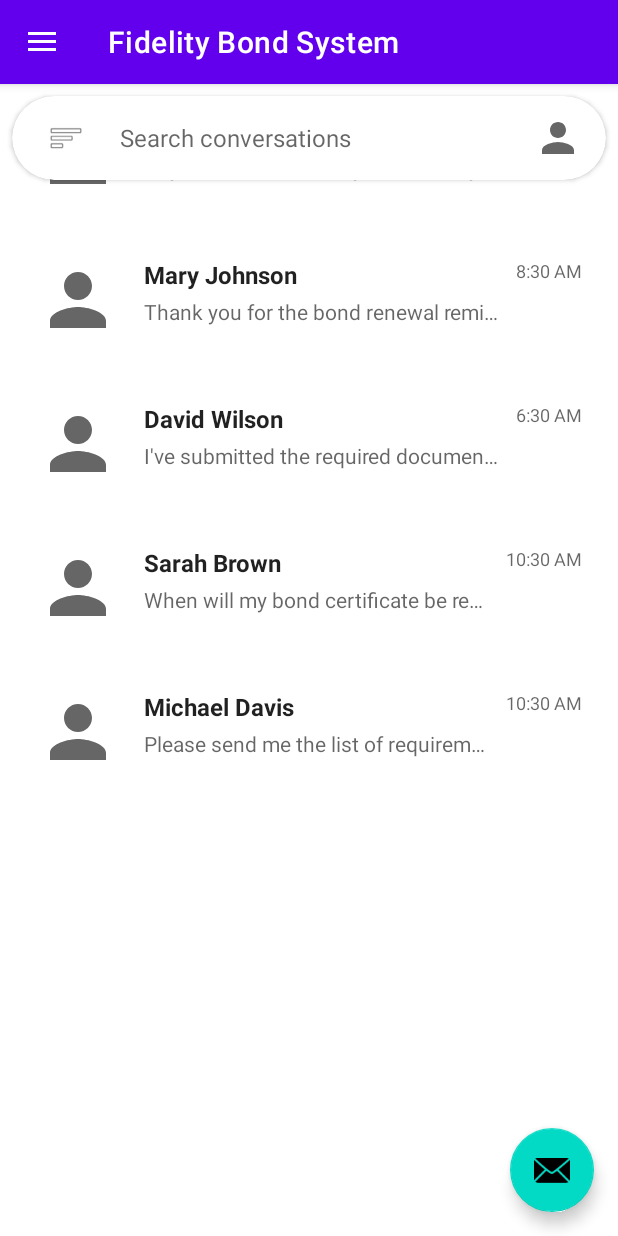
After one commit to undiaxinus/FidelityBondMobile, an Android app: the fragment SmsFragment placed in its activity, on a phone screen of 412 x 824 dp. The commit adds this screen. Run offline under Robolectric (Android 15) with nearby library versions, the phone set to English and light mode, and no system bars; our stand-ins replace CircleImageView.

Commit message:
Add SMS Fragment and Navigation Menu Item
- Add CircleImageView library for enhanced UI
- Implement SMS fragment navigation in drawer menu
- Add openDrawer() method in MainActivity
- Update drawer menu with SMS/Messages item

```diff
--- a/app/build.gradle.kts
+++ b/app/build.gradle.kts
@@ -45,4 +45,5 @@ dependencies {
     androidTestImplementation(libs.androidx.espresso.core)
     implementation("androidx.work:work-runtime-ktx:2.9.0")
     implementation("com.google.android.material:material:1.12.0")
+    implementation("de.hdodenhof:circleimageview:3.1.0")
 }
--- a/app/src/main/java/com/fb/myapplication/MainActivity.kt
+++ b/app/src/main/java/com/fb/myapplication/MainActivity.kt
@@ -100,6 +100,11 @@ class MainActivity : AppCompatActivity(), NavigationView.OnNavigationItemSelecte
                     .replace(R.id.fragmentContainer, NotificationsFragment())
                     .commit()
             }
+            R.id.nav_sms -> {
+                supportFragmentManager.beginTransaction()
+                    .replace(R.id.fragmentContainer, SmsFragment.newInstance())
+                    .commit()
+            }
             R.id.nav_profile -> {
                 supportFragmentManager.beginTransaction()
                     .replace(R.id.fragmentContainer, ProfileFragment())
@@ -133,6 +138,10 @@ class MainActivity : AppCompatActivity(), NavigationView.OnNavigationItemSelecte
         } else {
             super.onBackPressed()
         }
+    }
+
+    fun openDrawer() {
+        drawerLayout.openDrawer(GravityCompat.START)
     }
 
     private fun setupUI() {
--- /dev/null
+++ b/app/src/main/java/com/fb/myapplication/SmsFragment.kt
@@ -0,0 +1,117 @@
+package com.fb.myapplication
+
+import android.os.Bundle
+import android.view.LayoutInflater
+import android.view.View
+import android.view.ViewGroup
+import android.widget.Toast
+import androidx.fragment.app.Fragment
+import androidx.recyclerview.widget.LinearLayoutManager
+import androidx.recyclerview.widget.RecyclerView
+import com.google.android.material.floatingactionbutton.FloatingActionButton
+import com.google.android.material.card.MaterialCardView
+import android.widget.EditText
+import android.widget.ImageView
+import de.hdodenhof.circleimageview.CircleImageView
+import com.fb.myapplication.adapters.Message
+import com.fb.myapplication.adapters.MessagesAdapter
+import java.util.*
+
+class SmsFragment : Fragment() {
+    private lateinit var recyclerView: RecyclerView
+    private lateinit var newMessageFab: FloatingActionButton
+    private lateinit var searchCard: MaterialCardView
+    private lateinit var searchInput: EditText
+    private lateinit var menuButton: ImageView
+    private lateinit var profileImage: CircleImageView
+    private lateinit var messagesAdapter: MessagesAdapter
+
+    override fun onCreateView(
+        inflater: LayoutInflater,
+        container: ViewGroup?,
+        savedInstanceState: Bundle?
+    ): View? {
+        return inflater.inflate(R.layout.fragment_sms, container, false)
+    }
+
+    override fun onViewCreated(view: View, savedInstanceState: Bundle?) {
+        super.onViewCreated(view, savedInstanceState)
+
+        // Initialize views
+        recyclerView = view.findViewById(R.id.messagesRecyclerView)
+        newMessageFab = view.findViewById(R.id.newMessageFab)
+        searchCard = view.findViewById(R.id.searchCard)
+        searchInput = view.findViewById(R.id.searchInput)
+        menuButton = view.findViewById(R.id.menuButton)
+        profileImage = view.findViewById(R.id.profileImage)
+
+        // Setup RecyclerView
+        messagesAdapter = MessagesAdapter { message ->
+            // Handle message click
+            Toast.makeText(context, "Clicked: ${message.contactName}", Toast.LENGTH_SHORT).show()
+        }
+        recyclerView.apply {
+            layoutManager = LinearLayoutManager(context)
+            adapter = messagesAdapter
+        }
+
+        // Load sample data
+        loadSampleMessages()
+
+        // Setup click listeners
+        newMessageFab.setOnClickListener {
+            // TODO: Implement new message action
+            Toast.makeText(context, "New Message", Toast.LENGTH_SHORT).show()
+        }
+
+        menuButton.setOnClickListener {
+            // Open navigation drawer
+            (activity as? MainActivity)?.openDrawer()
+        }
+
+        searchInput.setOnClickListener {
+            // TODO: Implement search action
+            Toast.makeText(context, "Search", Toast.LENGTH_SHORT).show()
+        }
+
+        profileImage.setOnClickListener {
+            // TODO: Implement profile action
+            Toast.makeText(context, "Profile", Toast.LENGTH_SHORT).show()
+        }
+    }
+
+    private fun loadSampleMessages() {
+        val sampleMessages = listOf(
+            Message(
+                "John Smith",
+                "Hey, I need to renew my bond. Can you help me with the process?",
+                Calendar.getInstance().apply { add(Calendar.MINUTE, -5) }.time
+            ),
+            Message(
+                "Mary Johnson",
+                "Thank you for the bond renewal reminder!",
+                Calendar.getInstance().apply { add(Calendar.HOUR, -2) }.time
+            ),
+            Message(
+                "David Wilson",
+                "I've submitted the required documents for my new bond application.",
+                Calendar.getInstance().apply { add(Calendar.HOUR, -4) }.time
+            ),
+            Message(
+                "Sarah Brown",
+                "When will my bond certificate be ready for pickup?",
+                Calendar.getInstance().apply { add(Calendar.DAY_OF_MONTH, -1) }.time
+            ),
+            Message(
+                "Michael Davis",
+                "Please send me the list of requirements for bond application.",
+                Calendar.getInstance().apply { add(Calendar.DAY_OF_MONTH, -2) }.time
+            )
+        )
+        messagesAdapter.submitList(sampleMessages)
+    }
+
+    companion object {
+        fun newInstance() = SmsFragment()
+    }
+}
--- /dev/null
+++ b/app/src/main/java/com/fb/myapplication/adapters/MessagesAdapter.kt
@@ -0,0 +1,64 @@
+package com.fb.myapplication.adapters
+
+import android.view.LayoutInflater
+import android.view.View
+import android.view.ViewGroup
+import android.widget.TextView
+import androidx.recyclerview.widget.DiffUtil
+import androidx.recyclerview.widget.ListAdapter
+import androidx.recyclerview.widget.RecyclerView
+import com.fb.myapplication.R
+import de.hdodenhof.circleimageview.CircleImageView
+import java.text.SimpleDateFormat
+import java.util.*
+
+data class Message(
+    val contactName: String,
+    val messagePreview: String,
+    val timestamp: Date,
+    val contactImageResId: Int = R.drawable.ic_person
+)
+
+class MessagesAdapter(
+    private val onMessageClick: (Message) -> Unit
+) : ListAdapter<Message, MessagesAdapter.MessageViewHolder>(MessageDiffCallback()) {
+
+    class MessageViewHolder(view: View) : RecyclerView.ViewHolder(view) {
+        val contactImage: CircleImageView = view.findViewById(R.id.contactImage)
+        val contactName: TextView = view.findViewById(R.id.contactName)
+        val messagePreview: TextView = view.findViewById(R.id.messagePreview)
+        val messageTime: TextView = view.findViewById(R.id.messageTime)
+    }
+
+    override fun onCreateViewHolder(parent: ViewGroup, viewType: Int): MessageViewHolder {
+        val view = LayoutInflater.from(parent.context)
+            .inflate(R.layout.item_message, parent, false)
+        return MessageViewHolder(view)
+    }
+
+    override fun onBindViewHolder(holder: MessageViewHolder, position: Int) {
+        val message = getItem(position)
+
+        holder.contactImage.setImageResource(message.contactImageResId)
+        holder.contactName.text = message.contactName
+        holder.messagePreview.text = message.messagePreview
+
+        val timeFormat = SimpleDateFormat("h:mm a", Locale.getDefault())
+        holder.messageTime.text = timeFormat.format(message.timestamp)
+
+        holder.itemView.setOnClickListener {
+            onMessageClick(message)
+        }
+    }
+
+    private class MessageDiffCallback : DiffUtil.ItemCallback<Message>() {
+        override fun areItemsTheSame(oldItem: Message, newItem: Message): Boolean {
+            return oldItem.contactName == newItem.contactName &&
+                   oldItem.timestamp == newItem.timestamp
+        }
+
+        override fun areContentsTheSame(oldItem: Message, newItem: Message): Boolean {
+            return oldItem == newItem
+        }
+    }
+}
--- /dev/null
+++ b/app/src/main/res/drawable/ic_person.xml
@@ -0,0 +1,11 @@
+<?xml version="1.0" encoding="utf-8"?>
+<vector xmlns:android="http://schemas.android.com/apk/res/android"
+    android:width="24dp"
+    android:height="24dp"
+    android:viewportWidth="24"
+    android:viewportHeight="24"
+    android:tint="?attr/colorControlNormal">
+    <path
+        android:fillColor="@android:color/white"
+        android:pathData="M12,12c2.21,0 4,-1.79 4,-4s-1.79,-4 -4,-4 -4,1.79 -4,4 1.79,4 4,4zM12,14c-2.67,0 -8,1.34 -8,4v2h16v-2c0,-2.66 -5.33,-4 -8,-4z"/>
+</vector>
--- /dev/null
+++ b/app/src/main/res/layout/fragment_sms.xml
@@ -0,0 +1,67 @@
+<?xml version="1.0" encoding="utf-8"?>
+<androidx.coordinatorlayout.widget.CoordinatorLayout
+    xmlns:android="http://schemas.android.com/apk/res/android"
+    xmlns:app="http://schemas.android.com/apk/res-auto"
+    android:layout_width="match_parent"
+    android:layout_height="match_parent">
+
+    <androidx.recyclerview.widget.RecyclerView
+        android:id="@+id/messagesRecyclerView"
+        android:layout_width="match_parent"
+        android:layout_height="match_parent"
+        android:clipToPadding="false"
+        android:paddingBottom="80dp"/>
+
+    <com.google.android.material.floatingactionbutton.FloatingActionButton
+        android:id="@+id/newMessageFab"
+        android:layout_width="wrap_content"
+        android:layout_height="wrap_content"
+        android:layout_gravity="bottom|end"
+        android:layout_margin="16dp"
+        android:contentDescription="New message"
+        app:srcCompat="@android:drawable/ic_dialog_email"/>
+
+    <com.google.android.material.card.MaterialCardView
+        android:id="@+id/searchCard"
+        android:layout_width="match_parent"
+        android:layout_height="wrap_content"
+        android:layout_margin="8dp"
+        app:cardCornerRadius="28dp"
+        app:cardElevation="2dp">
+
+        <LinearLayout
+            android:layout_width="match_parent"
+            android:layout_height="56dp"
+            android:gravity="center_vertical"
+            android:orientation="horizontal"
+            android:paddingStart="16dp"
+            android:paddingEnd="16dp">
+
+            <ImageView
+                android:id="@+id/menuButton"
+                android:layout_width="40dp"
+                android:layout_height="40dp"
+                android:padding="8dp"
+                android:background="?attr/selectableItemBackgroundBorderless"
+                android:src="@android:drawable/ic_menu_sort_by_size"/>
+
+            <EditText
+                android:id="@+id/searchInput"
+                android:layout_width="0dp"
+                android:layout_height="match_parent"
+                android:layout_weight="1"
+                android:background="@null"
+                android:hint="Search conversations"
+                android:paddingStart="16dp"
+                android:paddingEnd="16dp"
+                android:textSize="16sp"/>
+
+            <de.hdodenhof.circleimageview.CircleImageView
+                android:id="@+id/profileImage"
+                android:layout_width="32dp"
+                android:layout_height="32dp"
+                android:src="@drawable/ic_person"/>
+        </LinearLayout>
+    </com.google.android.material.card.MaterialCardView>
+
+</androidx.coordinatorlayout.widget.CoordinatorLayout>
--- /dev/null
+++ b/app/src/main/res/layout/item_message.xml
@@ -0,0 +1,63 @@
+<?xml version="1.0" encoding="utf-8"?>
+<com.google.android.material.card.MaterialCardView
+    xmlns:android="http://schemas.android.com/apk/res/android"
+    xmlns:app="http://schemas.android.com/apk/res-auto"
+    android:layout_width="match_parent"
+    android:layout_height="wrap_content"
+    android:layout_marginHorizontal="8dp"
+    android:layout_marginVertical="4dp"
+    app:cardCornerRadius="12dp"
+    app:cardElevation="0dp"
+    android:background="?attr/selectableItemBackground">
+
+    <LinearLayout
+        android:layout_width="match_parent"
+        android:layout_height="wrap_content"
+        android:orientation="horizontal"
+        android:padding="16dp">
+
+        <de.hdodenhof.circleimageview.CircleImageView
+            android:id="@+id/contactImage"
+            android:layout_width="56dp"
+            android:layout_height="56dp"
+            android:src="@drawable/ic_person"/>
+
+        <LinearLayout
+            android:layout_width="0dp"
+            android:layout_height="wrap_content"
+            android:layout_weight="1"
+            android:layout_marginStart="16dp"
+            android:orientation="vertical">
+
+            <TextView
+                android:id="@+id/contactName"
+                android:layout_width="match_parent"
+                android:layout_height="wrap_content"
+                android:textSize="16sp"
+                android:textStyle="bold"
+                android:textColor="?android:attr/textColorPrimary"
+                android:text="Contact Name"/>
+
+            <TextView
+                android:id="@+id/messagePreview"
+                android:layout_width="match_parent"
+                android:layout_height="wrap_content"
+                android:layout_marginTop="4dp"
+                android:textSize="14sp"
+                android:maxLines="1"
+                android:ellipsize="end"
+                android:textColor="?android:attr/textColorSecondary"
+                android:text="Message preview text goes here..."/>
+        </LinearLayout>
+
+        <TextView
+            android:id="@+id/messageTime"
+            android:layout_width="wrap_content"
+            android:layout_height="wrap_content"
+            android:layout_marginStart="8dp"
+            android:textSize="12sp"
+            android:textColor="?android:attr/textColorSecondary"
+            android:text="3:30 PM"/>
+
+    </LinearLayout>
+</com.google.android.material.card.MaterialCardView>
--- a/app/src/main/res/menu/drawer_menu.xml
+++ b/app/src/main/res/menu/drawer_menu.xml
@@ -18,6 +18,10 @@
             android:icon="@android:drawable/ic_menu_myplaces"
             android:title="Profile" />
         <item
+            android:id="@+id/nav_sms"
+            android:icon="@android:drawable/ic_dialog_email"
+            android:title="Messages" />
+        <item
             android:id="@+id/nav_settings"
             android:icon="@android:drawable/ic_menu_manage"
             android:title="Settings" />
```
